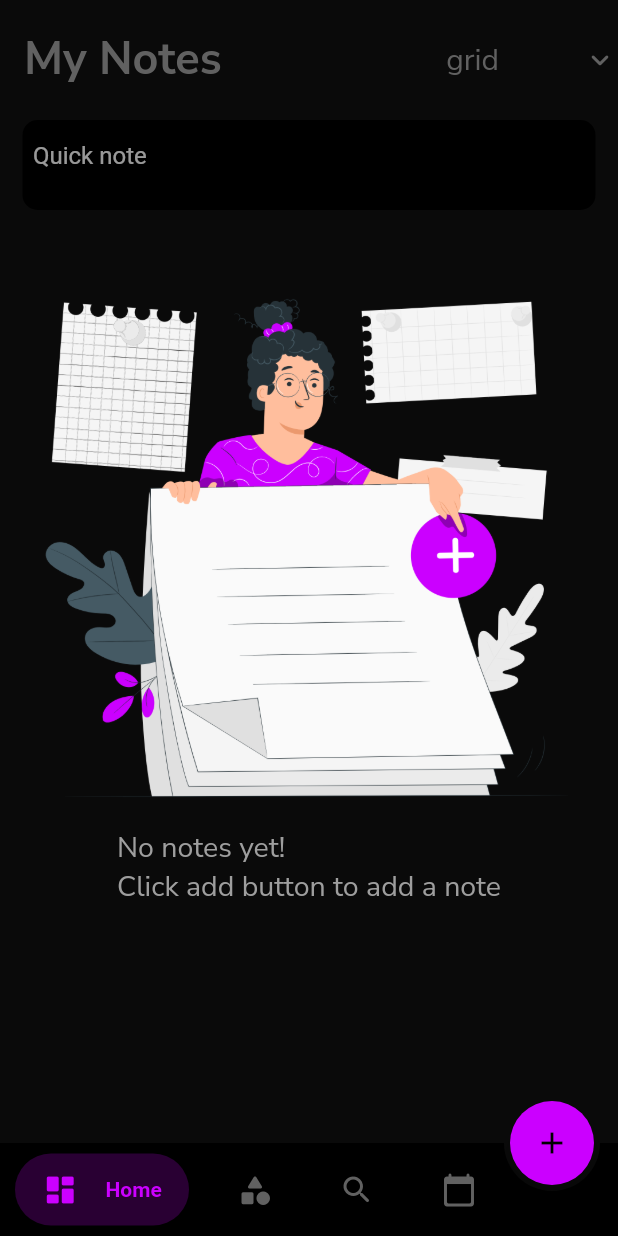
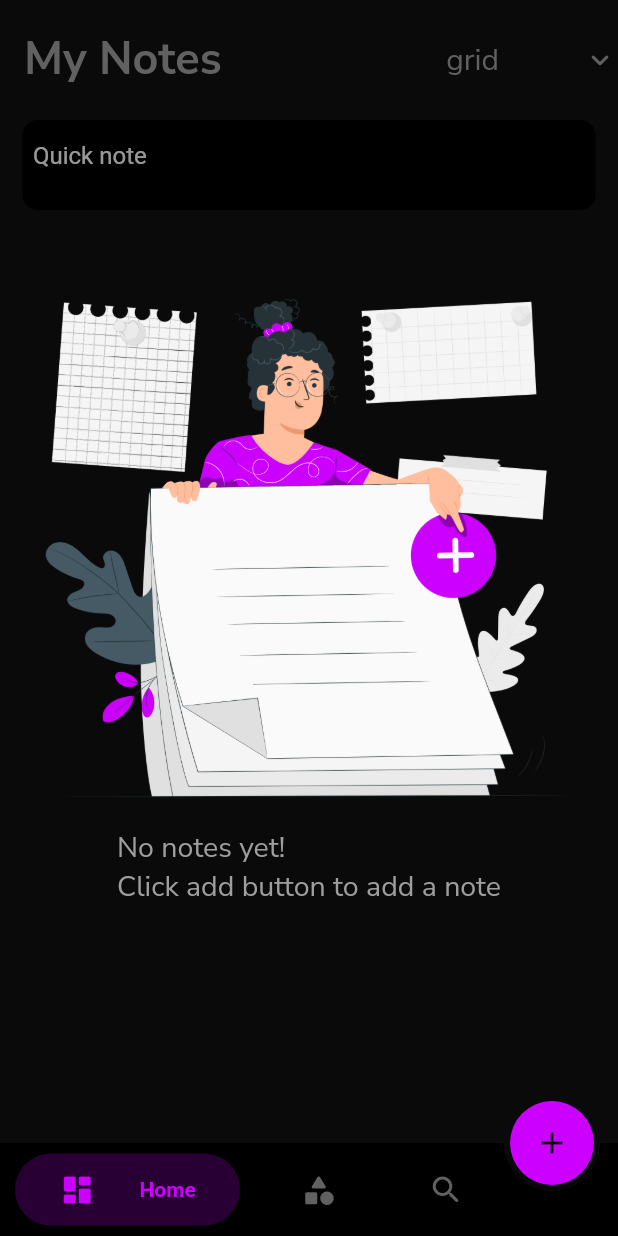
Before and after one commit to AgweBryan/flutter_note_app, a Flutter app: the screen it shows after launch, on a phone screen of 412 x 824 dp. Run offline on Flutter 3.47's test engine with Material 2 defaults, Android fonts, the phone set to English and light mode, and no system bars; drawn by our look-alikes of bubble_bottom_bar; our stand-ins replace get, google_fonts, share_plus, shared_preferences, sqflite; accounts and stored records are empty.

Commit message:
Remove calendar tab

```diff
--- a/lib/views/screens/navigation_tabs.dart
+++ b/lib/views/screens/navigation_tabs.dart
@@ -24,8 +24,6 @@ class _NavigationTabsState extends State<NavigationTabs> {
   @override
   Widget build(BuildContext context) {
     return Scaffold(
-      // backgroundColor: Colors.black,
-
       bottomNavigationBar: BubbleBottomBar(
         opacity: .2,
         currentIndex: pageIndex,
@@ -70,17 +68,6 @@ class _NavigationTabsState extends State<NavigationTabs> {
                 color: Colors.lightBlue,
               ),
               title: Text("Search")),
-          BubbleBottomBarItem(
-              backgroundColor: Colors.pinkAccent,
-              icon: Icon(
-                Icons.calendar_today_rounded,
-                color: titleColor,
-              ),
-              activeIcon: Icon(
-                Icons.calendar_today_rounded,
-                color: Colors.pinkAccent,
-              ),
-              title: Text("Calender"))
         ],
       ),
       body: screens[pageIndex],
```
